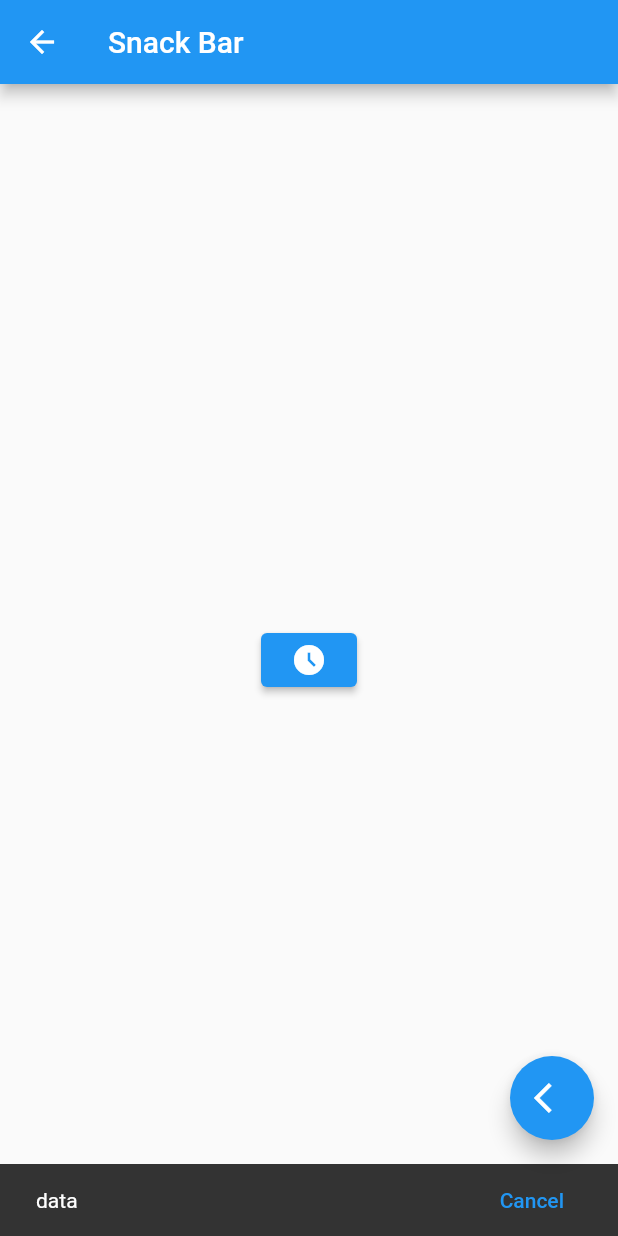
After one commit to minhthoai190892/flutter_2_15_tutorial, a Flutter app: the SnackBarr screen opened by its route, after a tap on the "access time filled" icon, on a phone screen of 412 x 824 dp. The commit adds this screen. Run offline on Flutter 3.47's test engine with Material 2 defaults, Android fonts, the phone set to English and light mode, and no system bars.

Commit message:
snackBar

```diff
--- a/lib/main.dart
+++ b/lib/main.dart
@@ -4,6 +4,7 @@ import 'package:flutter_2_15/pages/example_basic.dart';
 import 'package:flutter_2_15/pages/extract_widget.dart';
 import 'package:flutter_2_15/pages/home_pages.dart';
 import 'package:flutter_2_15/pages/mapping_collections.dart';
+import 'package:flutter_2_15/pages/snackBar.dart';
 import 'package:flutter_2_15/pages/stateless_stateful.dart';
 import 'package:flutter_2_15/pages/visible_invisible_widget.dart';
 import 'package:flutter_2_15/pages/widget_dasar_page.dart';
@@ -31,6 +32,7 @@ class MyApp extends StatelessWidget {
         ExampleBasic.nameRoute: (context) => const ExampleBasic(),
         StatelessStateful.nameRoute: (context) =>  const StatelessStateful(),
         Dialogg.nameRoute:(context)=>const Dialogg(),
+        SnackBarr.nameRoute:(context)=>const SnackBarr(),
       },
     );
   }
--- a/lib/pages/dialog.dart
+++ b/lib/pages/dialog.dart
@@ -48,13 +48,15 @@ class Dialogg extends StatelessWidget {
                     builder: (context) => AlertDialog(
                       shape: RoundedRectangleBorder(
                         borderRadius: BorderRadius.circular(15),
-
                       ),
                       title: const Text("Warning"),
                       content: const Text("dataaaaaaaaaaaaaaaaaaaaaaaa"),
                       actions: [
                         ElevatedButton(
-                          onPressed: () {},
+                          onPressed: () {
+                            ScaffoldMessenger.of(context)
+                                .showSnackBar(const SnackBar(content: Text("data")));
+                          },
                           child: const Icon(Icons.cancel_outlined),
                         ),
                         ElevatedButton(
--- a/lib/pages/home_pages.dart
+++ b/lib/pages/home_pages.dart
@@ -103,9 +103,11 @@ class HomePage extends StatelessWidget {
                 title: const Text("Dialog"),
               ),
               ListTile(
-                onTap: () {},
+                onTap: () {
+                  Navigator.pushReplacementNamed(context, '/snackbar');
+                },
                 leading: const Icon(Icons.home),
-                title: const Text("Home"),
+                title: const Text("Snack Bar"),
               ),
               ListTile(
                 onTap: () {},
--- /dev/null
+++ b/lib/pages/snackBar.dart
@@ -0,0 +1,38 @@
+// ignore_for_file: file_names
+
+import 'package:flutter/material.dart';
+import 'package:flutter_2_15/widgets/floating_action_button.dart';
+
+class SnackBarr extends StatelessWidget {
+  const SnackBarr({Key? key}) : super(key: key);
+  static const nameRoute = '/snackbar';
+  @override
+  Widget build(BuildContext context) {
+    return Scaffold(
+      appBar: AppBar(
+        title: const Text("Snack Bar"),
+      ),
+      body: Center(
+        child: ElevatedButton(
+          onPressed: () {
+            ScaffoldMessenger.of(context).showSnackBar(
+              SnackBar(
+                content: const Text("data"),
+                action: SnackBarAction(
+                  label: "Cancel",
+                  onPressed: () {
+                    // ignore: avoid_print
+                    print("object");
+                  },
+                ),
+                duration: const Duration(seconds: 1),
+              ),
+            );
+          },
+          child: const Icon(Icons.access_time_filled_outlined),
+        ),
+      ),
+      floatingActionButton: const floatingActionButton(),
+    );
+  }
+}
```
